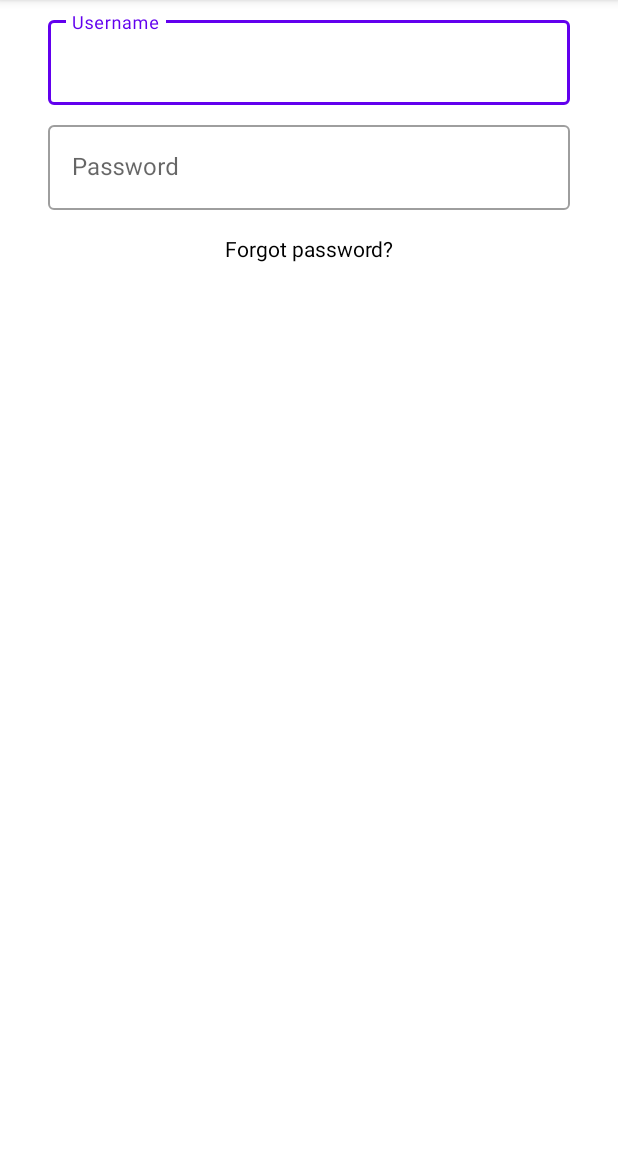
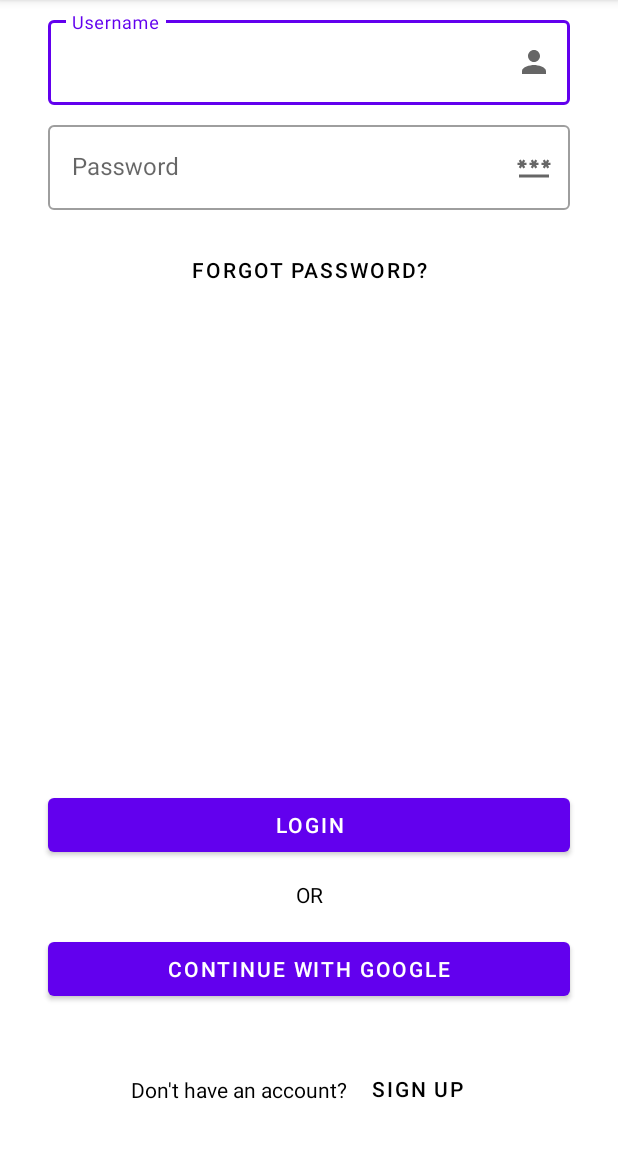
Before and after one commit to nhatminhtrieu/Polary, an Android app built with Jetpack Compose: the LoginActivity screen opened directly, with no data from a screen before it, on a phone screen of 412 x 824 dp, the part 84-1236 px from its top. Run offline under Robolectric (Android 15) with nearby library versions, the phone set to English and light mode, and no system bars.

Commit message:
POL-13 update login screen

```diff
--- /dev/null
+++ b/app/src/main/res/drawable/baseline_password_24.xml
@@ -0,0 +1,5 @@
+<vector xmlns:android="http://schemas.android.com/apk/res/android" android:height="24dp" android:tint="#000000" android:viewportHeight="24" android:viewportWidth="24" android:width="24dp">
+
+    <path android:fillColor="@android:color/white" android:pathData="M2,17h20v2H2V17zM3.15,12.95L4,11.47l0.85,1.48l1.3,-0.75L5.3,10.72H7v-1.5H5.3l0.85,-1.47L4.85,7L4,8.47L3.15,7l-1.3,0.75L2.7,9.22H1v1.5h1.7L1.85,12.2L3.15,12.95zM9.85,12.2l1.3,0.75L12,11.47l0.85,1.48l1.3,-0.75l-0.85,-1.48H15v-1.5h-1.7l0.85,-1.47L12.85,7L12,8.47L11.15,7l-1.3,0.75l0.85,1.47H9v1.5h1.7L9.85,12.2zM23,9.22h-1.7l0.85,-1.47L20.85,7L20,8.47L19.15,7l-1.3,0.75l0.85,1.47H17v1.5h1.7l-0.85,1.48l1.3,0.75L20,11.47l0.85,1.48l1.3,-0.75l-0.85,-1.48H23V9.22z"/>
+
+</vector>
--- /dev/null
+++ b/app/src/main/res/drawable/baseline_person_24.xml
@@ -0,0 +1,5 @@
+<vector xmlns:android="http://schemas.android.com/apk/res/android" android:height="24dp" android:tint="#000000" android:viewportHeight="24" android:viewportWidth="24" android:width="24dp">
+
+    <path android:fillColor="@android:color/white" android:pathData="M12,12c2.21,0 4,-1.79 4,-4s-1.79,-4 -4,-4 -4,1.79 -4,4 1.79,4 4,4zM12,14c-2.67,0 -8,1.34 -8,4v2h16v-2c0,-2.66 -5.33,-4 -8,-4z"/>
+
+</vector>
--- a/app/src/main/res/layout/activity_login.xml
+++ b/app/src/main/res/layout/activity_login.xml
@@ -16,6 +16,9 @@
         app:layout_constraintEnd_toEndOf="parent"
         app:layout_constraintStart_toStartOf="parent"
         app:layout_constraintTop_toTopOf="parent"
+        app:endIconMode="custom"
+        app:endIconDrawable="@drawable/baseline_person_24"
+        app:endIconContentDescription="Username icon"
         android:hint="Username">
 
         <com.google.android.material.textfield.TextInputEditText
@@ -36,6 +39,9 @@
         app:layout_constraintEnd_toEndOf="parent"
         app:layout_constraintStart_toStartOf="parent"
         app:layout_constraintTop_toBottomOf="@id/username_layout"
+        app:endIconMode="custom"
+        app:endIconDrawable="@drawable/baseline_password_24"
+        app:endIconContentDescription="Username icon"
         android:hint="Password">
 
         <com.google.android.material.textfield.TextInputEditText
@@ -46,8 +52,9 @@
 
     </com.google.android.material.textfield.TextInputLayout>
 
-    <com.google.android.material.textview.MaterialTextView
+    <com.google.android.material.button.MaterialButton
         android:id="@+id/forgot_password"
+        style="@style/Widget.MaterialComponents.Button.TextButton"
         android:layout_width="wrap_content"
         android:layout_height="wrap_content"
         android:layout_marginStart="@dimen/small_margin"
@@ -60,79 +67,78 @@
         app:layout_constraintStart_toStartOf="parent"
         app:layout_constraintTop_toBottomOf="@id/password_layout" />
 
-<!--    <Button-->
-<!--        android:id="@+id/login"-->
-<!--        android:layout_width="0dp"-->
-<!--        android:layout_height="wrap_content"-->
-<!--        android:layout_marginStart="@dimen/default_margin_start"-->
-<!--        android:layout_marginEnd="@dimen/default_margin_end"-->
-<!--        android:layout_marginBottom="@dimen/default_margin_bottom"-->
-<!--        android:text="Login"-->
-<!--        app:layout_constraintBottom_toBottomOf="@id/or"-->
-<!--        app:layout_constraintEnd_toEndOf="parent"-->
-<!--        app:layout_constraintStart_toStartOf="parent" />-->
+    <com.google.android.material.button.MaterialButton
+        android:id="@+id/login"
+        android:layout_width="0dp"
+        android:layout_height="wrap_content"
+        android:layout_marginStart="@dimen/default_margin_start"
+        android:layout_marginEnd="@dimen/default_margin_end"
+        android:layout_marginBottom="@dimen/default_margin_bottom"
+        android:text="Login"
+        app:layout_constraintBottom_toBottomOf="@id/or"
+        app:layout_constraintEnd_toEndOf="parent"
+        app:layout_constraintStart_toStartOf="parent" />
 
-<!--    <TextView-->
-<!--        android:id="@+id/or"-->
-<!--        android:layout_width="wrap_content"-->
-<!--        android:layout_height="wrap_content"-->
-<!--        android:layout_marginStart="@dimen/small_margin"-->
-<!--        android:layout_marginTop="@dimen/small_margin"-->
-<!--        android:layout_marginEnd="@dimen/small_margin"-->
-<!--        android:layout_marginBottom="@dimen/small_margin"-->
-<!--        android:text="OR"-->
-<!--        android:textColor="#000000"-->
-<!--        app:layout_constraintBottom_toTopOf="@+id/GoogleLogin"-->
-<!--        app:layout_constraintEnd_toEndOf="parent"-->
-<!--        app:layout_constraintHorizontal_bias="0.5"-->
-<!--        app:layout_constraintStart_toStartOf="parent"-->
-<!--        app:layout_constraintTop_toBottomOf="@id/login" />-->
+    <com.google.android.material.textview.MaterialTextView
+        android:id="@+id/or"
+        android:layout_width="wrap_content"
+        android:layout_height="wrap_content"
+        android:layout_marginStart="@dimen/small_margin"
+        android:layout_marginTop="@dimen/small_margin"
+        android:layout_marginEnd="@dimen/small_margin"
+        android:layout_marginBottom="@dimen/small_margin"
+        android:text="OR"
+        android:textColor="#000000"
+        app:layout_constraintBottom_toTopOf="@+id/GoogleLogin"
+        app:layout_constraintEnd_toEndOf="parent"
+        app:layout_constraintHorizontal_bias="0.5"
+        app:layout_constraintStart_toStartOf="parent"
+        app:layout_constraintTop_toBottomOf="@id/login" />
 
-<!--    <Button-->
-<!--        android:id="@+id/GoogleLogin"-->
-<!--        android:layout_width="0dp"-->
-<!--        android:layout_height="wrap_content"-->
-<!--        android:layout_marginStart="@dimen/default_margin_start"-->
+    <com.google.android.material.button.MaterialButton
+        android:id="@+id/GoogleLogin"
+        android:layout_width="0dp"
+        android:layout_height="wrap_content"
+        android:layout_marginStart="@dimen/default_margin_start"
+        android:layout_marginEnd="@dimen/default_margin_end"
+        android:layout_marginBottom="32dp"
+        android:text="Continue with Google"
+        app:layout_constraintBottom_toTopOf="@+id/signup"
+        app:layout_constraintEnd_toEndOf="parent"
+        app:layout_constraintStart_toStartOf="parent"
+        app:layout_constraintTop_toBottomOf="@id/or" />
 
-<!--        android:layout_marginEnd="@dimen/default_margin_end"-->
-<!--        android:layout_marginBottom="@dimen/default_margin_bottom"-->
-<!--        android:text="Continue with Google"-->
-<!--        app:layout_constraintBottom_toBottomOf="@id/signup"-->
-<!--        app:layout_constraintEnd_toEndOf="parent"-->
-<!--        app:layout_constraintStart_toStartOf="parent"-->
-<!--        app:layout_constraintTop_toBottomOf="@id/or" />-->
+    <androidx.constraintlayout.widget.ConstraintLayout
+        android:id="@+id/signup"
+        android:layout_width="wrap_content"
+        android:layout_height="wrap_content"
+        android:layout_marginBottom="32dp"
+        app:layout_constraintBottom_toBottomOf="parent"
+        app:layout_constraintEnd_toEndOf="parent"
+        app:layout_constraintStart_toStartOf="parent">
 
-<!--    <androidx.constraintlayout.widget.ConstraintLayout-->
-<!--        android:id="@+id/signup"-->
-<!--        android:layout_width="wrap_content"-->
-<!--        android:layout_height="wrap_content"-->
-<!--        android:layout_marginBottom="@dimen/default_margin_bottom"-->
-<!--        app:layout_constraintBottom_toBottomOf="parent"-->
-<!--        app:layout_constraintEnd_toEndOf="parent"-->
-<!--        app:layout_constraintStart_toStartOf="parent">-->
+        <com.google.android.material.textview.MaterialTextView
+            android:id="@+id/signup_text"
+            android:layout_width="wrap_content"
+            android:layout_height="wrap_content"
+            android:text="Don't have an account?"
+            android:textColor="#000000"
+            app:layout_constraintBottom_toBottomOf="parent"
+            app:layout_constraintEnd_toEndOf="@+id/signup_button"
+            app:layout_constraintStart_toStartOf="parent" />
 
-<!--    <TextView-->
-<!--        android:id="@+id/signup_text"-->
-<!--        android:layout_width="wrap_content"-->
-<!--        android:layout_height="wrap_content"-->
-<!--        android:layout_marginBottom="@dimen/default_margin_bottom"-->
-<!--        android:text="Don't have an account?"-->
-<!--        android:textColor="#000000"-->
-<!--        app:layout_constraintBottom_toBottomOf="parent"-->
-<!--        app:layout_constraintEnd_toEndOf="parent"-->
-<!--        app:layout_constraintStart_toStartOf="parent" />-->
+        <com.google.android.material.button.MaterialButton
+            android:id="@+id/signup_button"
+            android:layout_width="wrap_content"
+            android:layout_height="wrap_content"
+            android:background="#00000000"
+            android:text="Sign Up"
+            android:textColor="#000000"
+            app:layout_constraintBottom_toBottomOf="@id/signup_text"
+            app:layout_constraintEnd_toEndOf="@id/signup_text"
+            app:layout_constraintStart_toEndOf="@id/signup_text"
+            app:layout_constraintTop_toTopOf="@id/signup_text" />
 
-<!--    <Button-->
-<!--        android:id="@+id/signup_button"-->
-<!--        android:layout_width="wrap_content"-->
-<!--        android:layout_height="0dp"-->
-<!--        android:text="Sign Up"-->
-<!--        android:background="#00000000"-->
-<!--        android:textColor="#000000"-->
-<!--        app:layout_constraintBottom_toBottomOf="@id/signup_text"-->
-<!--        app:layout_constraintStart_toEndOf="@id/signup_text"-->
-<!--        app:layout_constraintTop_toTopOf="@id/signup_text" />-->
-
-<!--    </androidx.constraintlayout.widget.ConstraintLayout>-->
+    </androidx.constraintlayout.widget.ConstraintLayout>
 
 </androidx.constraintlayout.widget.ConstraintLayout>
```
